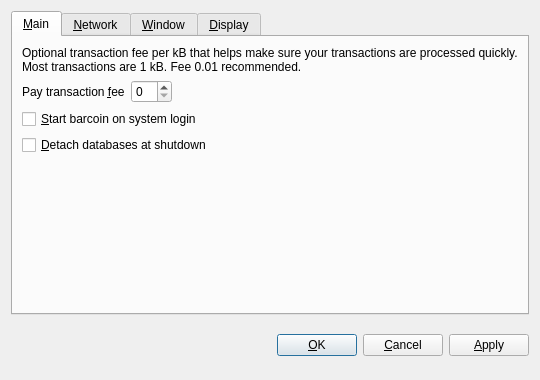
First picture: the form in src/qt/forms/optionsdialog.ui, repository IamnotGod/CopyCloneCoin, before the edit.
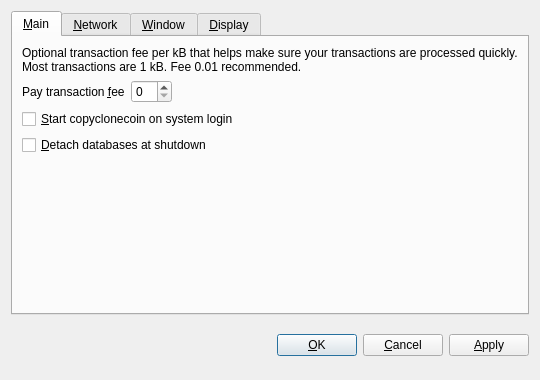
Second picture: the form after the edit. The open tabs and pages were chosen to show the change. Custom widgets are drawn as their Qt base class.

Patch:
```diff
--- a/src/qt/forms/optionsdialog.ui
+++ b/src/qt/forms/optionsdialog.ui
@@ -82,7 +82,7 @@
           <string>Automatically start barcoin after logging in to the system.</string>
          </property>
          <property name="text">
-          <string>&amp;Start barcoin on system login</string>
+          <string>&amp;Start copyclonecoin on system login</string>
          </property>
         </widget>
        </item>
```
Left out of the diff: 10 changed lines with no effect on the pictures.
